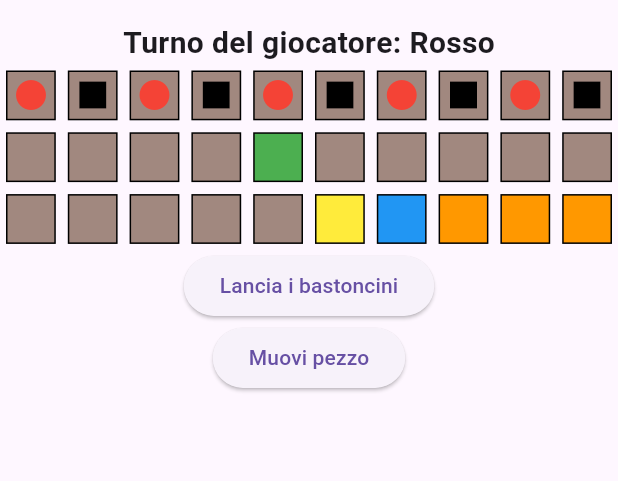
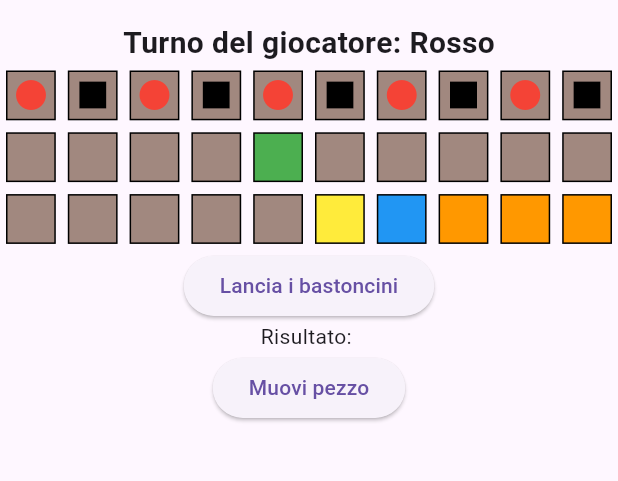
Before and after one commit to BlackWolf00/Senet-Game, a Flutter app: the screen it shows after launch, on a phone screen of 412 x 824 dp, the part 63-544 px from its top. Run offline on Flutter 3.47's test engine with Material 3 defaults, Android fonts, the phone set to English and light mode, and no system bars.

Commit message:
Graphic improvment

```diff
--- a/lib/main.dart
+++ b/lib/main.dart
@@ -212,10 +212,10 @@ class _SenetAppState extends State<SenetApp> {
               },
             ),
             ElevatedButton(
-              onPressed: rollDice,
+              onPressed: canRollDice ? rollDice : null,
               child: Text('Lancia i bastoncini'),
             ),
-            if (diceRoll != null) Text('Risultato: $diceRoll'),
+            Text('Risultato: ${diceRoll ?? ""}'),
             ElevatedButton(
               onPressed: movePiece,
               child: Text('Muovi pezzo'),
```
